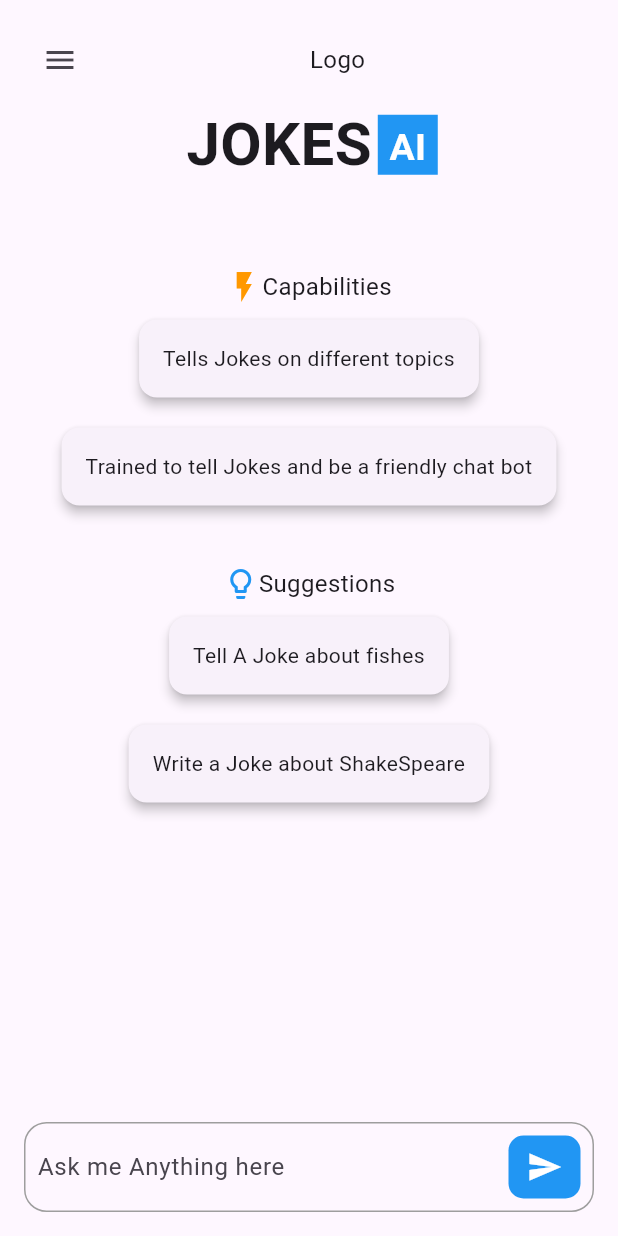
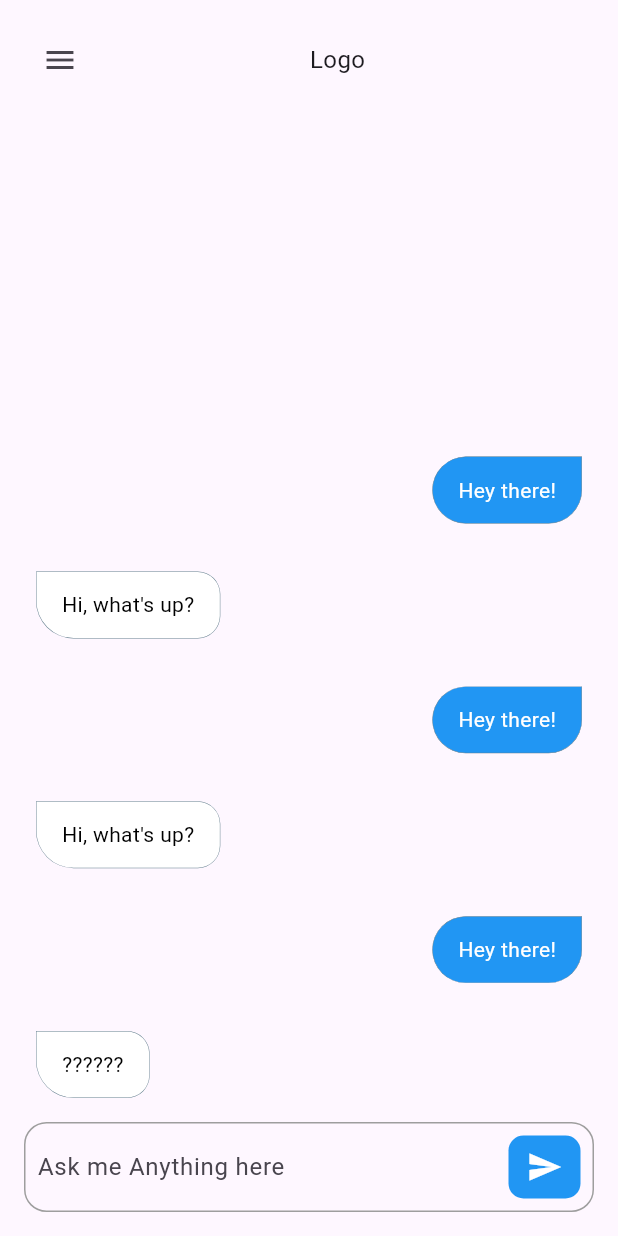
Before and after one commit to AdahGodwin/joke-ai-app, a Flutter app: the screen it shows after launch, after a tap on the "send" icon, on a phone screen of 412 x 824 dp. Run offline on Flutter 3.47's test engine with Material 3 defaults, Android fonts, the phone set to English and light mode, and no system bars.

Commit message:
updated chat screen

```diff
--- a/lib/main.dart
+++ b/lib/main.dart
@@ -1,17 +1,26 @@
 import 'package:flutter/material.dart';
+import 'package:flutter/services.dart';
+import 'package:jokes_ai_app/providers/chats_provider.dart';
 import 'package:jokes_ai_app/screens/menu/nav_screen.dart';
+import 'package:provider/provider.dart';
 
 void main() {
   runApp(const MyApp());
+  SystemChrome.setEnabledSystemUIMode(SystemUiMode.immersive);
 }
 
 class MyApp extends StatelessWidget {
   const MyApp({super.key});
 
-  // This widget is the root of your application.
   @override
   Widget build(BuildContext context) {
-    return MaterialApp(
+    return MultiProvider(
+      providers: [
+        ChangeNotifierProvider<ChatsProvider>(
+          create: (context) => ChatsProvider(),
+        ),
+      ],
+      child: MaterialApp(
         debugShowCheckedModeBanner: false,
         title: 'Flutter Demo',
         theme: ThemeData(
@@ -19,6 +28,7 @@ class MyApp extends StatelessWidget {
           useMaterial3: true,
         ),
         home: const NavScreen(),
+      ),
     );
   }
 }
--- /dev/null
+++ b/lib/providers/chats_provider.dart
@@ -0,0 +1,103 @@
+import "package:flutter/material.dart";
+
+class Chat {
+  Chat({
+    required this.userId,
+    required this.chatId,
+    required this.chatTitle,
+    this.messages,
+  });
+
+  final String userId;
+  final String chatId;
+  final String chatTitle;
+  final List<Map<String, dynamic>>? messages;
+}
+
+class ChatsProvider with ChangeNotifier {
+  final List<Chat> _chatList = [
+    Chat(
+      userId: "user1",
+      chatId: "chat1",
+      chatTitle: "The Miracle of ShakesPeare",
+      messages: [
+        {"id": "0", "sender": "user1", "message": "Hey there!"},
+        {"id": "1", "sender": "bot", "message": "Hi, what's up?"},
+        {"id": "2", "sender": "user1", "message": "Hey there!"},
+        {"id": "3", "sender": "bot", "message": "Hi, what's up?"},
+        {"id": "4", "sender": "user1", "message": "Hey there!"},
+        {"id": "5", "sender": "bot", "message": "??????"},
+      ],
+    ),
+    Chat(
+      userId: "user1",
+      chatId: "chat2",
+      chatTitle: "Jokes about Fishes and how they act",
+      messages: [
+        {"id": "0", "sender": "user1", "message": "Hey there!"},
+        {"id": "1", "sender": "bot", "message": "Hi, what's up?"},
+        {"id": "2", "sender": "user1", "message": "Hey there!"},
+        {"id": "3", "sender": "bot", "message": "Hi, what's up?"},
+        {"id": "4", "sender": "user1", "message": "Hey there!"},
+        {"id": "5", "sender": "bot", "message": "?????? ?????? ??????"},
+      ],
+    ),
+    Chat(
+      userId: "user1",
+      chatId: "chat3",
+      chatTitle: "Jokes about Snails and how fast they are",
+      messages: [
+        {"id": "0", "sender": "user1", "message": "Hey there!"},
+        {"id": "1", "sender": "bot", "message": "Hi, what's up?"},
+        {"id": "2", "sender": "user1", "message": "Hey there!"},
+        {"id": "3", "sender": "bot", "message": "Hi, what's up?"},
+        {
+          "id": "4",
+          "sender": "user1",
+          "message":
+              "Hey there! Hey there! Hey there! Hey there! Hey there! Hey there! Hey there! Hey there! "
+        },
+      ],
+    ),
+  ];
+
+  List<Chat> get allChats {
+    return [..._chatList];
+  }
+
+  String createChat(String userId, [bool notify = true]) {
+    String chatId = DateTime.now().millisecondsSinceEpoch.toString();
+    _chatList.insert(
+        0,
+        Chat(
+          userId: userId,
+          chatId: chatId,
+          chatTitle: "New Chat",
+        ));
+    if (notify == true) {
+      notifyListeners();
+    }
+
+    return chatId;
+  }
+
+  Chat getChatbyId(String id) {
+    List<Chat> chat = _chatList.where((chat) => chat.chatId == id).toList();
+
+    return chat[0];
+  }
+
+  String getRecentChatId(userId) {
+    if (_chatList.isEmpty) {
+      String chatId = createChat(userId, false);
+      return chatId;
+    }
+    return _chatList[0].chatId;
+  }
+
+  void sendMessage(Map<String, dynamic> message, String chatId) {
+    Chat chat = _chatList.where((chat) => chat.chatId == chatId).toList()[0];
+    chat.messages?.add(message);
+    notifyListeners();
+  }
+}
--- a/lib/screens/chat_screen/chat_screen.dart
+++ b/lib/screens/chat_screen/chat_screen.dart
@@ -1,22 +1,33 @@
 import 'package:flutter/material.dart';
+import 'package:jokes_ai_app/providers/chats_provider.dart';
+import 'package:jokes_ai_app/widgets/messages.dart';
+import 'package:jokes_ai_app/widgets/new_message.dart';
 import 'package:jokes_ai_app/widgets/welcome_template.dart';
+import 'package:provider/provider.dart';
 
 class ChatScreen extends StatelessWidget {
-  const ChatScreen(
-      {super.key,
+  const ChatScreen({
+    super.key,
     required this.openDrawer,
     required this.closeDrawer,
-      required this.isDrawerOpen});
+    required this.isDrawerOpen,
+    required this.selectedChatId,
+  });
   final VoidCallback openDrawer;
   final VoidCallback closeDrawer;
   final bool isDrawerOpen;
+  final String selectedChatId;
   @override
   Widget build(BuildContext context) {
+    Chat chat = Provider.of<ChatsProvider>(context).getChatbyId(selectedChatId);
+
     return Scaffold(
       body: SafeArea(
         child: Padding(
           padding: const EdgeInsets.all(16.0),
-          child: Column(children: [
+          child: Column(
+              mainAxisAlignment: MainAxisAlignment.spaceBetween,
+              children: [
                 Row(
                   mainAxisAlignment: MainAxisAlignment.spaceBetween,
                   children: [
@@ -33,8 +44,22 @@ class ChatScreen extends StatelessWidget {
                     ),
                   ],
                 ),
-            const WelcomeTemplate(),
-            const Spacer(),
+                const SizedBox(
+                  height: 50,
+                ),
+                chat.messages?.length == null
+                    ? const Expanded(
+                        child: SingleChildScrollView(
+                          child: WelcomeTemplate(),
+                        ),
+                      )
+                    : Expanded(
+                        child: Messages(
+                          id: selectedChatId,
+                          chat: chat,
+                        ),
+                      ),
+                // const Spacer(),
                 Container(
                   height: 60,
                   padding: const EdgeInsets.all(8),
@@ -45,27 +70,8 @@ class ChatScreen extends StatelessWidget {
                       width: 1,
                     ),
                   ),
-              child: Row(
-                children: [
-                  const Expanded(
-                      child: TextField(
-                    decoration: InputDecoration.collapsed(
-                        hintText: "Ask me Anything here"),
-                  )),
-                  Container(
-                    decoration: BoxDecoration(
-                      borderRadius: BorderRadius.circular(10),
-                      color: Colors.blue,
-                    ),
-                    child: Center(
-                      child: IconButton(
-                        color: Colors.white,
-                        onPressed: () {},
-                        icon: const Icon(Icons.send),
-                      ),
-                    ),
-                  ),
-                ],
+                  child: NewMessage(
+                    chatId: selectedChatId,
                   ),
                 ),
               ]),
--- a/lib/screens/menu/chat_list_screen.dart
+++ b/lib/screens/menu/chat_list_screen.dart
@@ -1,16 +1,22 @@
 import 'package:flutter/material.dart';
+import 'package:jokes_ai_app/providers/chats_provider.dart';
+import 'package:provider/provider.dart';
 
 class ChatListScreen extends StatelessWidget {
-  const ChatListScreen({super.key});
-
+  const ChatListScreen(
+      {super.key, required this.setChatId, required this.selectedChatId});
+  final Function(String id) setChatId;
+  final String selectedChatId;
   @override
   Widget build(BuildContext context) {
+    List<Chat> chats = Provider.of<ChatsProvider>(context).allChats;
+
     return Scaffold(
       body: SafeArea(
-        child: SizedBox(
-          width: 280,
-          child: Padding(
+        child: SingleChildScrollView(
+          child: Container(
             padding: const EdgeInsets.only(top: 28.0, left: 10, bottom: 20),
+            width: 280,
             child: Column(
               crossAxisAlignment: CrossAxisAlignment.start,
               children: [
@@ -21,33 +27,36 @@ class ChatListScreen extends StatelessWidget {
                 const SizedBox(
                   height: 30,
                 ),
-                Container(
-                  height: 45,
-                  padding: const EdgeInsets.all(8),
-                  decoration: BoxDecoration(
-                    border: Border.all(
-                      color: Colors.grey,
-                      width: 1,
+                SizedBox(
+                  // height: 45,
+                  width: double.infinity,
+
+                  child: OutlinedButton.icon(
+                    onPressed: () {
+                      String chatId =
+                          Provider.of<ChatsProvider>(context, listen: false)
+                              .createChat("user1");
+                      setChatId(chatId);
+                    },
+                    icon: const Icon(Icons.add),
+                    label: const Text(
+                      "Start new Chat",
                     ),
-                    borderRadius: BorderRadius.circular(10),
-                  ),
-                  child: const Row(
-                    children: [
-                      Icon(Icons.add),
-                      SizedBox(
-                        width: 15,
-                      ),
-                      Text("Start New Chat"),
-                    ],
+                    style: OutlinedButton.styleFrom(
+                      alignment: const AlignmentDirectional(-1, 0),
+                      foregroundColor: Colors.black,
+                      shape: RoundedRectangleBorder(
+                          borderRadius: BorderRadius.circular(10)),
+                    ),
                   ),
                 ),
                 const SizedBox(
                   height: 30,
                 ),
                 SizedBox(
-                  height: MediaQuery.of(context).size.height * 0.6,
+                  height: MediaQuery.of(context).size.height * 0.7,
                   child: ListView.builder(
-                    itemCount: 5,
+                    itemCount: chats.length,
                     itemBuilder: (context, index) => ListTile(
                       titleAlignment: ListTileTitleAlignment.top,
                       contentPadding: const EdgeInsets.symmetric(
@@ -57,14 +66,25 @@ class ChatListScreen extends StatelessWidget {
                         backgroundColor: Colors.grey[100],
                         child: Icon(
                           Icons.chat_bubble_outline_rounded,
-                          color: Colors.grey[350],
+                          color: chats[index].chatId == selectedChatId
+                              ? Colors.blue
+                              : Colors.grey[350],
                         ),
                       ),
-                      title: const Text("Joke about fishes and how they act"),
+                      title: Text(
+                        chats[index].chatTitle,
+                        style: TextStyle(
+                          color: chats[index].chatId == selectedChatId
+                              ? Colors.blue
+                              : Colors.black,
+                        ),
+                      ),
+                      onTap: () {
+                        setChatId(chats[index].chatId);
+                      },
                     ),
                   ),
                 ),
-                const Spacer(),
                 const Divider(),
                 const SizedBox(
                   height: 5,
--- a/lib/screens/menu/configurations.dart
+++ /dev/null
@@ -1,27 +0,0 @@
-import 'package:flutter/material.dart';
-
-class DrawerItem {
-  final IconData icon;
-  final String title;
-
-  const DrawerItem({
-    required this.icon,
-    required this.title,
-  });
-}
-
-class DrawerItems {
-  static const home = DrawerItem(icon: Icons.home_filled, title: "Home");
-  static const sendlunch = DrawerItem(title: 'Send Lunch', icon: Icons.send);
-  static const withdrawlunch =
-      DrawerItem(icon: Icons.receipt, title: "Withdraw Lunch");
-  static const logout =
-      DrawerItem(icon: Icons.power_settings_new_sharp, title: "Logout");
-
-  static final List<DrawerItem> all = [
-    home,
-    sendlunch,
-    withdrawlunch,
-    logout,
-  ];
-}
--- a/lib/screens/menu/current_screen.dart
+++ b/lib/screens/menu/current_screen.dart
@@ -10,8 +10,9 @@ class CurrentScreen extends StatelessWidget {
     super.key,
     required this.closeDrawer,
     required this.openDrawer,
+    required this.selectedChatId,
   });
-
+  final String selectedChatId;
   final bool isDrawerOpen;
   final VoidCallback openDrawer;
   final VoidCallback closeDrawer;
@@ -46,6 +47,7 @@ class CurrentScreen extends StatelessWidget {
                 openDrawer: openDrawer,
                 closeDrawer: closeDrawer,
                 isDrawerOpen: isDrawerOpen,
+                selectedChatId: selectedChatId,
               )),
         ),
       ),
--- a/lib/screens/menu/nav_screen.dart
+++ b/lib/screens/menu/nav_screen.dart
@@ -1,6 +1,8 @@
 import 'package:flutter/material.dart';
+import 'package:jokes_ai_app/providers/chats_provider.dart';
 import 'package:jokes_ai_app/screens/menu/chat_list_screen.dart';
 import 'package:jokes_ai_app/screens/menu/current_screen.dart';
+import 'package:provider/provider.dart';
 
 class NavScreen extends StatefulWidget {
   const NavScreen({super.key});
@@ -14,6 +16,22 @@ class _NavScreenState extends State<NavScreen> {
   double yOffset = 0;
   double scaleFactor = 1;
   bool isDrawerOpen = false;
+  String selectedChatId = "";
+
+  @override
+  void initState() {
+    super.initState();
+    selectedChatId = Provider.of<ChatsProvider>(context, listen: false)
+        .getRecentChatId("user1");
+  }
+
+  void setChatId(id) {
+    setState(() {
+      selectedChatId = id;
+    });
+
+    closeDrawer();
+  }
 
   void openDrawer() {
     FocusScopeNode currentFocus = FocusScope.of(context);
@@ -50,14 +68,19 @@ class _NavScreenState extends State<NavScreen> {
     return Scaffold(
       body: Stack(
         children: [
-          const ChatListScreen(),
+          ChatListScreen(
+            setChatId: setChatId,
+            selectedChatId: selectedChatId,
+          ),
           CurrentScreen(
-              isDrawerOpen: isDrawerOpen,
-              xOffset: xOffset,
-              yOffset: yOffset,
-              scaleFactor: scaleFactor,
-              closeDrawer: closeDrawer,
-              openDrawer: openDrawer),
+            isDrawerOpen: isDrawerOpen,
+            xOffset: xOffset,
+            yOffset: yOffset,
+            scaleFactor: scaleFactor,
+            closeDrawer: closeDrawer,
+            openDrawer: openDrawer,
+            selectedChatId: selectedChatId,
+          ),
         ],
       ),
     );
--- /dev/null
+++ b/lib/widgets/message_bubble.dart
@@ -0,0 +1,53 @@
+import 'package:flutter/material.dart';
+
+class MessageBubble extends StatelessWidget {
+  const MessageBubble({this.message, required this.isMe, super.key});
+  final Map<String, dynamic>? message;
+  final bool isMe;
+  @override
+  Widget build(BuildContext context) {
+    return Row(
+      mainAxisSize: MainAxisSize.min,
+      mainAxisAlignment: isMe ? MainAxisAlignment.end : MainAxisAlignment.start,
+      children: [
+        Container(
+          decoration: BoxDecoration(
+            color: isMe ? Colors.blue : Colors.white,
+            borderRadius: BorderRadius.only(
+              topRight:
+                  isMe ? const Radius.circular(0) : const Radius.circular(15),
+              topLeft:
+                  isMe ? const Radius.circular(50) : const Radius.circular(0),
+              bottomLeft:
+                  isMe ? const Radius.circular(50) : const Radius.circular(25),
+              bottomRight:
+                  isMe ? const Radius.circular(50) : const Radius.circular(15),
+            ),
+            border: Border.all(
+              color: Colors.blueGrey,
+              width: 0.3,
+            ),
+          ),
+          padding: const EdgeInsets.symmetric(
+            vertical: 12,
+            horizontal: 17,
+          ),
+          margin: const EdgeInsets.symmetric(
+            vertical: 16,
+            horizontal: 8,
+          ),
+          constraints: BoxConstraints(
+            maxWidth: MediaQuery.of(context).size.width * 0.7,
+          ),
+          child: Text(
+            message?['message'] ?? "",
+            style: TextStyle(
+              color: isMe ? Colors.white : Colors.black,
+            ),
+            textAlign: TextAlign.start,
+          ),
+        ),
+      ],
+    );
+  }
+}
--- /dev/null
+++ b/lib/widgets/messages.dart
@@ -0,0 +1,20 @@
+import 'package:flutter/material.dart';
+import 'package:jokes_ai_app/providers/chats_provider.dart';
+import 'package:jokes_ai_app/widgets/message_bubble.dart';
+
+class Messages extends StatelessWidget {
+  const Messages({required this.id, super.key, required this.chat});
+  final String id;
+  final Chat chat;
+  @override
+  Widget build(BuildContext context) {
+    return ListView.builder(
+      reverse: true,
+      itemCount: chat.messages?.length ?? 0,
+      itemBuilder: (context, index) => MessageBubble(
+        isMe: chat.messages?.reversed.toList()[index]["sender"] == "user1",
+        message: chat.messages?.reversed.toList()[index],
+      ),
+    );
+  }
+}
--- /dev/null
+++ b/lib/widgets/new_message.dart
@@ -0,0 +1,62 @@
+import 'package:flutter/material.dart';
+import 'package:jokes_ai_app/providers/chats_provider.dart';
+import 'package:provider/provider.dart';
+
+class NewMessage extends StatefulWidget {
+  const NewMessage({
+    super.key,
+    required this.chatId,
+  });
+  final String chatId;
+
+  @override
+  State<NewMessage> createState() => _NewMessageState();
+}
+
+class _NewMessageState extends State<NewMessage> {
+  final _messageController = TextEditingController();
+  void _sendMessage(String messageId) {
+    FocusScope.of(context).unfocus();
+    if (_messageController.text.trim().isNotEmpty) {
+      Provider.of<ChatsProvider>(context, listen: false).sendMessage(
+        {"sender": "user1", "message": _messageController.text},
+        widget.chatId,
+      );
+
+      _messageController.clear();
+    }
+  }
+
+  @override
+  Widget build(BuildContext context) {
+    return Row(
+      children: [
+        Expanded(
+          child: TextField(
+            controller: _messageController,
+            decoration: const InputDecoration.collapsed(
+              hintText: "Ask me Anything here",
+            ),
+          ),
+        ),
+        Container(
+          decoration: BoxDecoration(
+            borderRadius: BorderRadius.circular(10),
+            color: Colors.blue,
+          ),
+          child: Center(
+            child: IconButton(
+              color: const Color.fromRGBO(255, 255, 255, 1),
+              onPressed: () {
+                String messageId =
+                    DateTime.now().millisecondsSinceEpoch.toString();
+                _sendMessage(messageId);
+              },
+              icon: const Icon(Icons.send),
+            ),
+          ),
+        ),
+      ],
+    );
+  }
+}
--- a/lib/widgets/welcome_template.dart
+++ b/lib/widgets/welcome_template.dart
@@ -114,6 +114,7 @@ class WelcomeTemplate extends StatelessWidget {
             ),
           ),
         ),
+        // const Spacer(),
       ],
     );
   }
--- a/pubspec.yaml
+++ b/pubspec.yaml
@@ -35,6 +35,8 @@ dependencies:
   # The following adds the Cupertino Icons font to your application.
   # Use with the CupertinoIcons class for iOS style icons.
   cupertino_icons: ^1.0.2
+  provider: ^6.0.5
+  intl: ^0.18.1
 
 dev_dependencies:
   flutter_test:
```
Also changed, not shown: pubspec.lock. Lines whose indentation alone changed are shown as unchanged.
